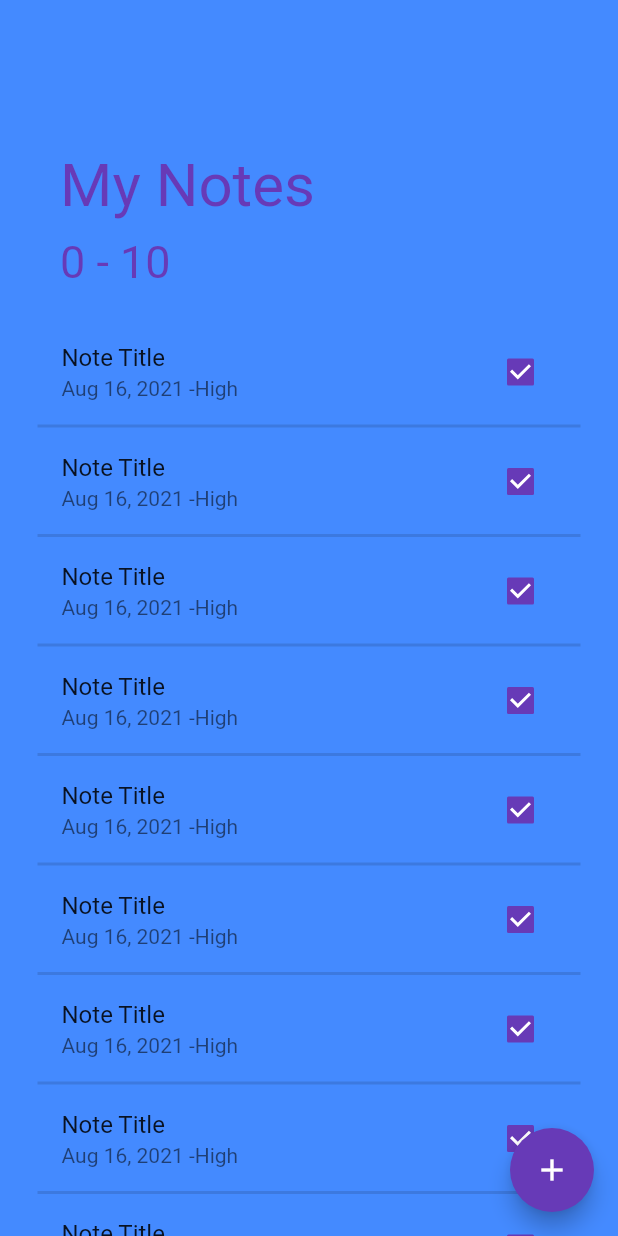
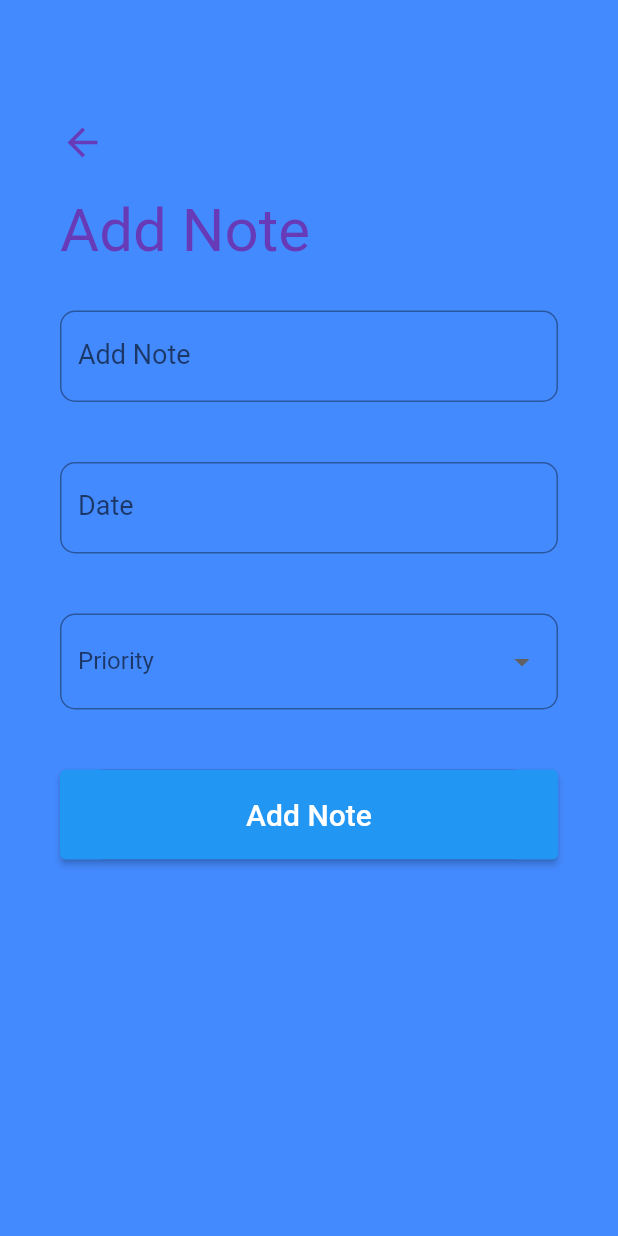
Before and after one commit to tarunchauhan97/crud_sqflite_notes_app, a Flutter app: the screen it shows after launch, after a tap on the "add" icon, on a phone screen of 412 x 824 dp. Run offline on Flutter 3.47's test engine with Material 2 defaults, Android fonts, the phone set to English and light mode, and no system bars.

Commit message:
add note screen & button

```diff
--- /dev/null
+++ b/lib/screens/add_note_screen.dart
@@ -0,0 +1,138 @@
+import 'package:crud_sqflite_notes_app/screens/home_screen.dart';
+import 'package:flutter/material.dart';
+import 'package:intl/intl.dart';
+
+class AddNoteScreen extends StatefulWidget {
+  const AddNoteScreen({Key? key}) : super(key: key);
+
+  @override
+  State<AddNoteScreen> createState() => _AddNoteScreenState();
+}
+
+class _AddNoteScreenState extends State<AddNoteScreen> {
+  final _formKey = GlobalKey<FormState>();
+  String _title = '';
+  String _priority = 'Low';
+  DateTime _date = DateTime.now();
+  String btnText = "Add Note";
+  String titleText = "Add Note";
+
+  TextEditingController _dateController = TextEditingController();
+
+  final DateFormat _dataFormatter = DateFormat('MMM dd,yyyy');
+  final List<String> _priorities = ['Low', 'Medium', 'High'];
+
+  _handleDatePicker() async {
+    final DateTime? date = await showDatePicker(
+        context: context, initialDate: _date, firstDate: DateTime(2000), lastDate: DateTime(2100));
+    if (date != null && date != _date) {
+      setState(() {
+        _date = date;
+      });
+      _dateController.text = _dataFormatter.format(date);
+    }
+  }
+
+  @override
+  Widget build(BuildContext context) {
+    return Scaffold(
+      backgroundColor: Colors.blueAccent,
+      body: GestureDetector(
+        onTap: () {},
+        child: SingleChildScrollView(
+          child: Container(
+            padding: EdgeInsets.symmetric(horizontal: 40.0, vertical: 80.0),
+            child: Column(
+              crossAxisAlignment: CrossAxisAlignment.start,
+              children: [
+                GestureDetector(
+                  onTap: () => Navigator.pushReplacement(
+                      context, MaterialPageRoute(builder: (context) => HomeScreen())),
+                  child: Icon(Icons.arrow_back, size: 30.0, color: Theme.of(context).primaryColor),
+                ),
+                SizedBox(height: 20.0),
+                Text('Add Note', style: TextStyle(color: Colors.deepPurple, fontSize: 40.0)),
+                SizedBox(height: 10.0),
+                Form(
+                  key: _formKey,
+                  child: Column(
+                    children: [
+                      Padding(
+                        padding: EdgeInsets.symmetric(vertical: 20.0),
+                        child: TextFormField(
+                          style: TextStyle(fontSize: 18.0),
+                          decoration: InputDecoration(
+                              labelText: 'Add Note',
+                              labelStyle: TextStyle(fontSize: 18.0),
+                              border: OutlineInputBorder(
+                                borderRadius: BorderRadius.circular(10.0),
+                              )),
+                        ),
+                      ),
+                      Padding(
+                        padding: EdgeInsets.symmetric(vertical: 20.0),
+                        child: TextFormField(
+                          readOnly: true,
+                          controller: _dateController,
+                          style: TextStyle(fontSize: 18.0),
+                          onTap: _handleDatePicker,
+                          decoration: InputDecoration(
+                            labelText: 'Date',
+                            labelStyle: TextStyle(fontSize: 18.0),
+                            border: OutlineInputBorder(borderRadius: BorderRadius.circular(10.0)),
+                          ),
+                        ),
+                      ),
+                      Padding(
+                        padding: EdgeInsets.symmetric(vertical: 20.0),
+                        child: DropdownButtonFormField(
+                          items: _priorities.map((String priority) {
+                            return DropdownMenuItem(
+                                value: _priority, //
+                                child: Text(
+                                  priority,
+                                  style: TextStyle(color: Colors.black, fontSize: 18.0),
+                                ));
+                          }).toList(),
+                          style: TextStyle(fontSize: 18.0),
+                          decoration: InputDecoration(
+                              labelText: 'Priority',
+                              border: OutlineInputBorder(
+                                borderRadius: BorderRadius.circular(10.0),
+                              )),
+                          onChanged: (value) {
+                            setState(() {
+                              _priority = value.toString();
+                            });
+                          },
+                          //value: _priority,
+                        ),
+                      ),
+                      Container(
+                        margin: EdgeInsets.symmetric(vertical: 20.0),
+                        height: 60.0,
+                        width: double.infinity,
+                        decoration: BoxDecoration(
+                          color: Theme.of(context).primaryColor,
+                          //color: Colors.deepPurple,
+                          borderRadius: BorderRadius.circular(30.0),
+                        ),
+                        child: ElevatedButton(
+                          onPressed: () {},
+                          child: Text(
+                            btnText,
+                            style: TextStyle(color: Colors.white, fontSize: 20.0),
+                          ),
+                        ),
+                      ),
+                    ],
+                  ),
+                ),
+              ],
+            ),
+          ),
+        ),
+      ),
+    );
+  }
+}
--- a/lib/screens/home_screen.dart
+++ b/lib/screens/home_screen.dart
@@ -1,3 +1,4 @@
+import 'package:crud_sqflite_notes_app/screens/add_note_screen.dart';
 import 'package:flutter/material.dart';
 
 class HomeScreen extends StatefulWidget {
@@ -35,7 +36,9 @@ class _HomeScreenState extends State<HomeScreen> {
       backgroundColor: Colors.blueAccent,
       floatingActionButton: FloatingActionButton(
         backgroundColor: Theme.of(context).primaryColor,
-        onPressed: () {},
+        onPressed: () {
+          Navigator.push(context, MaterialPageRoute(builder: (context) => AddNoteScreen()));
+        },
         child: Icon(Icons.add),
       ),
       body: ListView.builder(
```
